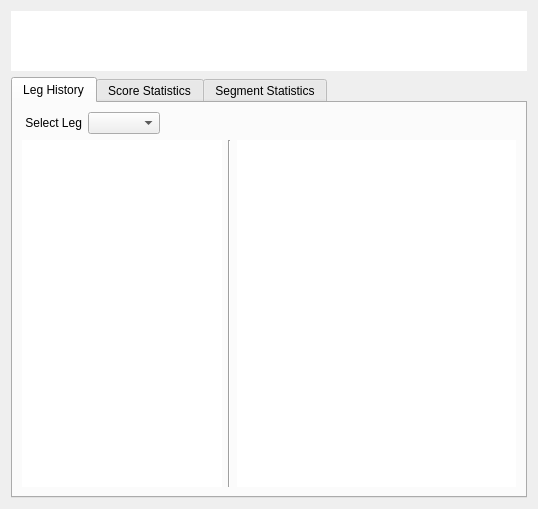
m1ld3/dartomato, file src/stats_window_x01.ui: the form before one commit.
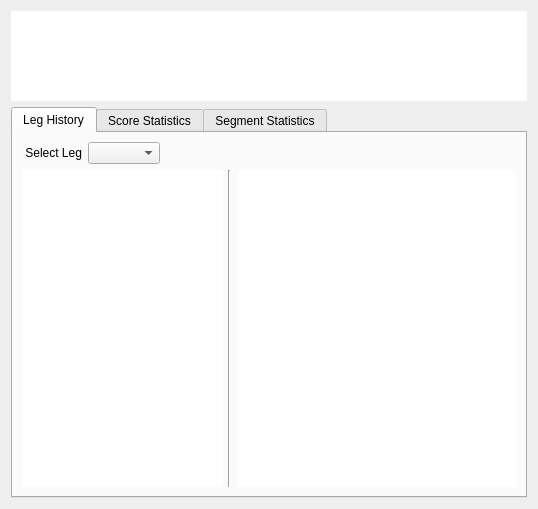
The form after the commit.

```diff
--- a/src/stats_window_x01.ui
+++ b/src/stats_window_x01.ui
@@ -40,7 +40,7 @@
      <property name="maximumSize">
       <size>
        <width>16777215</width>
-       <height>60</height>
+       <height>90</height>
       </size>
      </property>
      <property name="focusPolicy">
```
